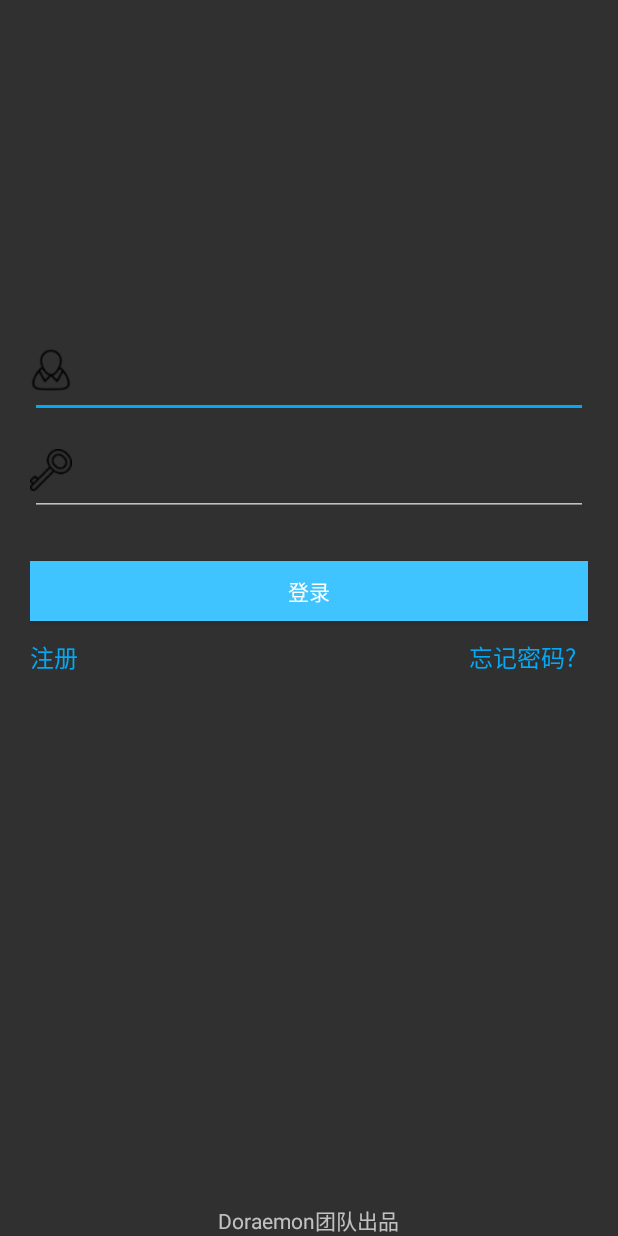
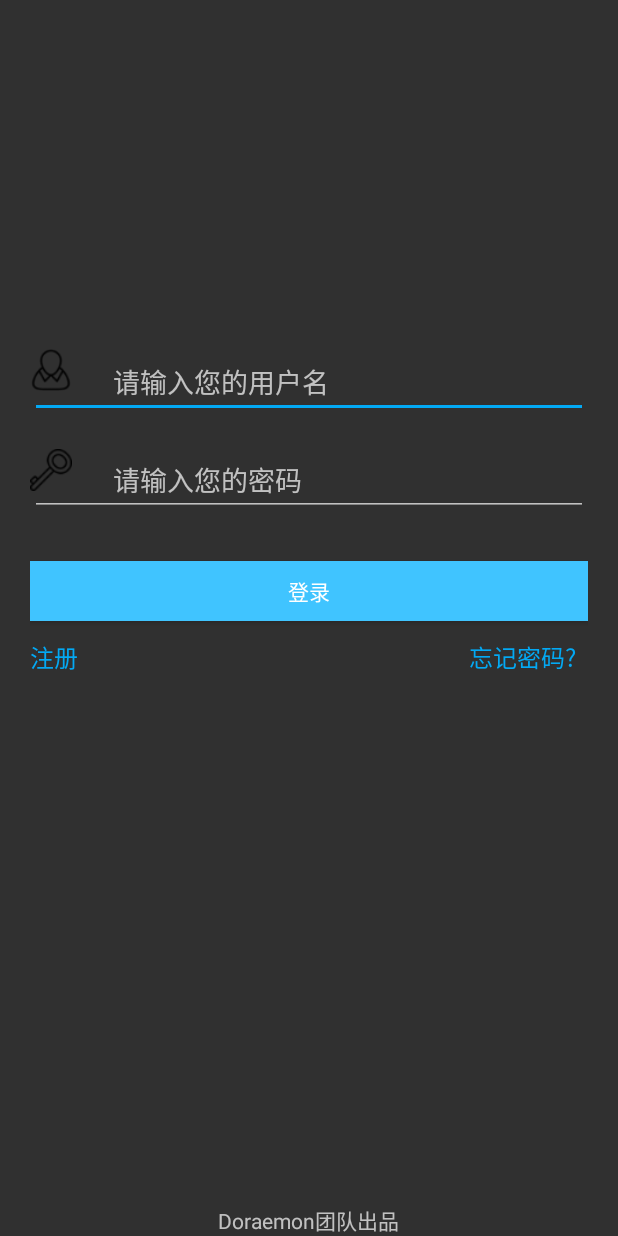
Before and after one commit to VivianMarceau/demo4Fish-master, an Android app: the screen it shows after launch (login), on a phone screen of 412 x 824 dp. Run offline under Robolectric (Android 15) with nearby library versions, the phone set to English and light mode, and no system bars; libraries missing offline, so code that uses them is left out: com.facebook.drawee, com.facebook.imagepipeline; 2 statements that could not run were skipped.

Commit message:
修改hint

```diff
--- a/app/src/main/res/layout/activity_login.xml
+++ b/app/src/main/res/layout/activity_login.xml
@@ -27,7 +27,7 @@ android:fitsSystemWindows="true" >
             android:maxLength="20"
             android:paddingLeft="55dp"
             android:paddingRight="60dp"
-            android:init="请输入您的用户名"
+            android:hint="请输入您的用户名"
             >
         </EditText>
         <ImageView
@@ -73,7 +73,7 @@ android:fitsSystemWindows="true" >
             android:maxLength="20"
             android:paddingLeft="55dp"
             android:paddingRight="60dp"
-            android:init="请输入您的密码">
+            android:hint="请输入您的密码">
         </EditText>
         <ImageView
             android:layout_width="28dp"
```
